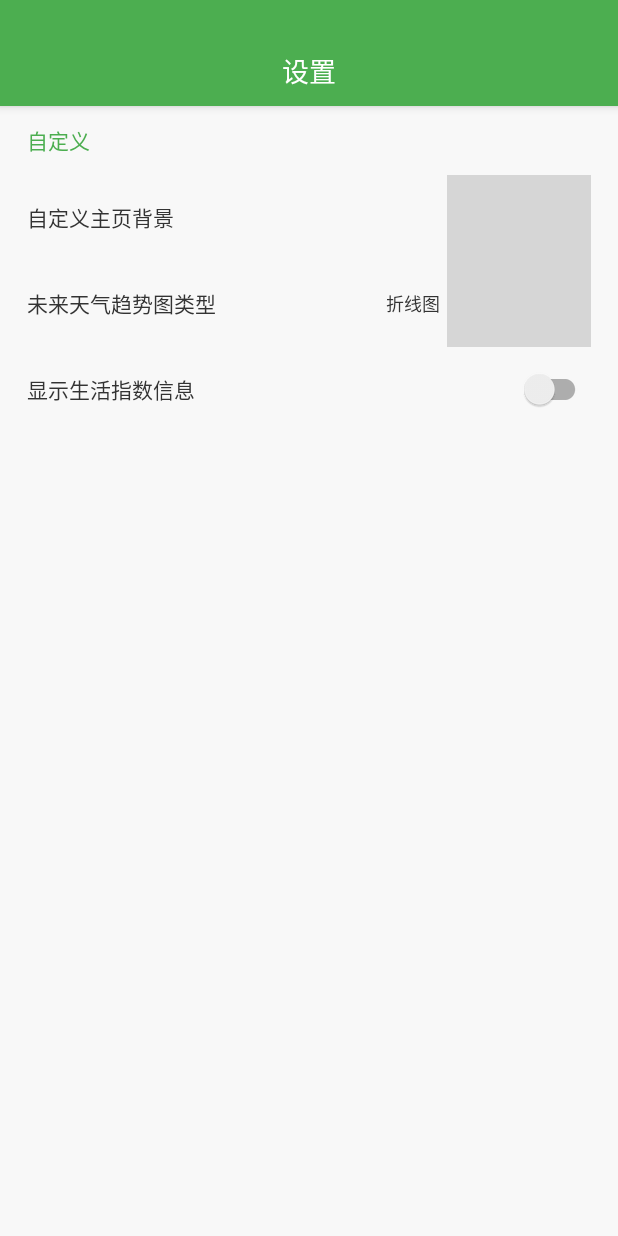
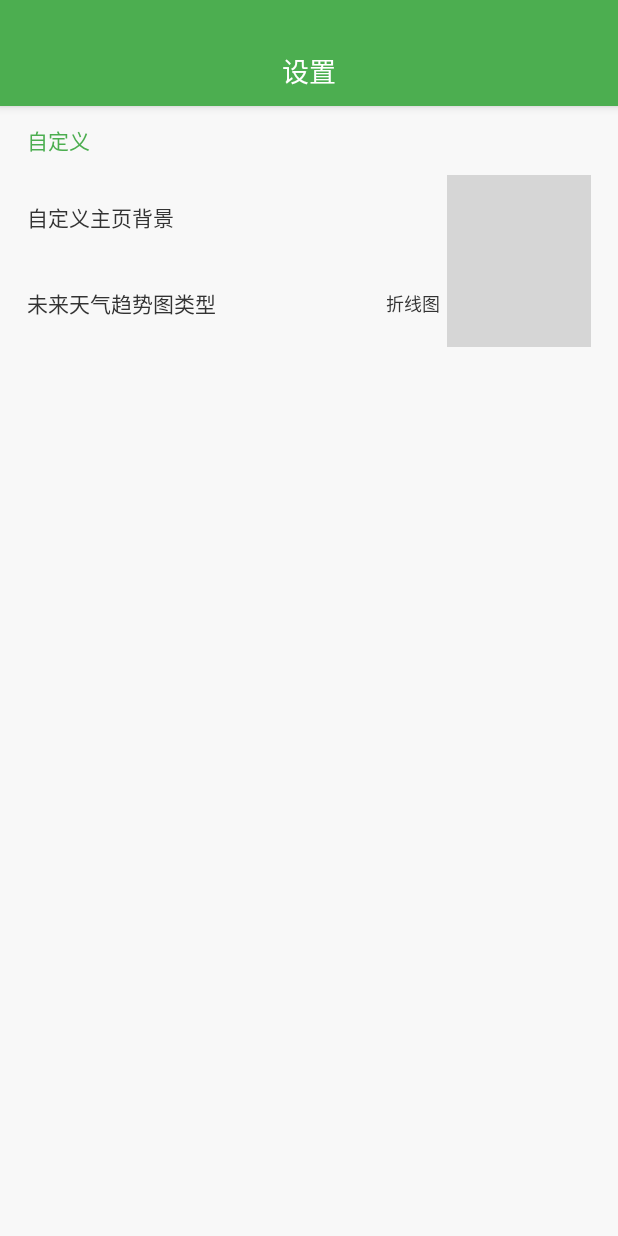
Before and after one commit to pangyu646182805/PYWeather, an Android app: the SettingActivity screen opened directly, with no data from a screen before it, on a phone screen of 412 x 824 dp. Run offline under Robolectric (Android 15) with nearby library versions, the phone set to English and light mode, and no system bars; our stand-ins replace ButterKnife, EventBus; libraries missing offline, so code that uses them is left out: com.readystatesoftware.systembartint; 7 statements that could not run were skipped; grey boxes are pictures that could not be loaded.

Commit message:
添加首页折线图动画并修复了一些bug

```diff
--- a/pyweather/build.gradle
+++ b/pyweather/build.gradle
@@ -69,4 +69,5 @@ dependencies {
     compile project(':photogallery')
     compile 'com.android.support:cardview-v7:26.0.0-alpha1'
     compile 'com.github.mmin18:realtimeblurview:1.1.0'
+    compile 'com.simplecityapps:recyclerview-fastscroll:1.0.16'
 }
--- a/pyweather/src/main/java/com/neuroandroid/pyweather/ui/activity/SelectedCityActivity.java
+++ b/pyweather/src/main/java/com/neuroandroid/pyweather/ui/activity/SelectedCityActivity.java
@@ -6,7 +6,6 @@ import android.support.design.widget.CollapsingToolbarLayout;
 import android.support.v4.app.LoaderManager;
 import android.support.v4.content.Loader;
 import android.support.v7.widget.LinearLayoutManager;
-import android.support.v7.widget.RecyclerView;
 import android.support.v7.widget.Toolbar;
 import android.view.MenuItem;
 import android.widget.ImageView;
@@ -19,6 +18,7 @@ import com.neuroandroid.pyweather.event.CityManageEvent;
 import com.neuroandroid.pyweather.loader.CityLoader;
 import com.neuroandroid.pyweather.loader.WrappedAsyncTaskLoader;
 import com.neuroandroid.pyweather.utils.UIUtils;
+import com.simplecityapps.recyclerview_fastscroll.views.FastScrollRecyclerView;
 import com.yqritc.recyclerviewflexibledivider.HorizontalDividerItemDecoration;
 
 import org.greenrobot.eventbus.EventBus;
@@ -37,7 +37,7 @@ public class SelectedCityActivity extends BaseActivity implements LoaderManager.
     @BindView(R.id.tool_bar)
     Toolbar mToolbar;
     @BindView(R.id.rv_city)
-    RecyclerView mRvCity;
+    FastScrollRecyclerView mRvCity;
     @BindView(R.id.iv_img)
     ImageView mIvImg;
     private SelectCityAdapter mSelectCityAdapter;
--- a/pyweather/src/main/java/com/neuroandroid/pyweather/ui/activity/SettingActivity.java
+++ b/pyweather/src/main/java/com/neuroandroid/pyweather/ui/activity/SettingActivity.java
@@ -1,6 +1,5 @@
 package com.neuroandroid.pyweather.ui.activity;
 
-import android.support.v7.widget.SwitchCompat;
 import android.view.View;
 import android.widget.RelativeLayout;
 
@@ -36,10 +35,6 @@ public class SettingActivity extends BaseActivity {
     NoPaddingTextView mTvLineType;
     @BindView(R.id.rl_line_type)
     RelativeLayout mRlLineType;
-    @BindView(R.id.sw_life_index)
-    SwitchCompat mSwLifeIndex;
-    @BindView(R.id.rl_life_index)
-    RelativeLayout mRlLifeIndex;
 
     @Override
     protected int attachLayoutRes() {
--- a/pyweather/src/main/java/com/neuroandroid/pyweather/ui/fragment/WeatherFragment.java
+++ b/pyweather/src/main/java/com/neuroandroid/pyweather/ui/fragment/WeatherFragment.java
@@ -43,6 +43,7 @@ public class WeatherFragment extends BaseFragment implements MainActivity.MainAc
     private WeatherPagerAdapter mWeatherPagerAdapter;
     private TitleBar.ImageAction mMenuAction;
     private TitleBar.ImageAction mSpinnerAction;
+    private boolean mLightThemeStyle;
 
     public static WeatherFragment newInstance() {
         return new WeatherFragment();
@@ -101,7 +102,7 @@ public class WeatherFragment extends BaseFragment implements MainActivity.MainAc
             setWeatherCustomTitle(null, 0);
         } else {
             setReloadBtnText(UIUtils.getString(R.string.add_city));
-            setStatusTextColor(Color.WHITE);
+            setStatusTextColor(mLightThemeStyle ? Color.WHITE : Color.BLACK);
             showError(() -> getMainActivity().toCityManagerFragment(), UIUtils.getString(R.string.str_empty));
         }
         setUpViewPager();
@@ -179,6 +180,7 @@ public class WeatherFragment extends BaseFragment implements MainActivity.MainAc
     }
 
     public void setThemeStyle(boolean lightThemeStyle) {
+        mLightThemeStyle = lightThemeStyle;
         mWeatherTitleCustomWidget.setThemeStyle(lightThemeStyle);
         getTitleBar().removeLeftAction(mMenuAction);
         getTitleBar().removeRightAction(mSpinnerAction);
--- a/pyweather/src/main/java/com/neuroandroid/pyweather/widget/WeatherTitleCustomWidget.java
+++ b/pyweather/src/main/java/com/neuroandroid/pyweather/widget/WeatherTitleCustomWidget.java
@@ -7,6 +7,7 @@ import android.util.AttributeSet;
 import android.view.Gravity;
 import android.view.LayoutInflater;
 import android.view.ViewTreeObserver;
+import android.view.animation.DecelerateInterpolator;
 import android.widget.LinearLayout;
 
 import com.neuroandroid.pyweather.R;
@@ -93,6 +94,7 @@ public class WeatherTitleCustomWidget extends LinearLayout {
                 mLlSub.requestLayout();
             });
             valueAnimator.setDuration(400);
+            valueAnimator.setInterpolator(new DecelerateInterpolator());
             valueAnimator.start();
         }
     }
@@ -111,6 +113,7 @@ public class WeatherTitleCustomWidget extends LinearLayout {
                 mLlSub.requestLayout();
             });
             valueAnimator.setDuration(400);
+            valueAnimator.setInterpolator(new DecelerateInterpolator());
             valueAnimator.start();
         }
     }
--- a/pyweather/src/main/res/layout/activity_setting.xml
+++ b/pyweather/src/main/res/layout/activity_setting.xml
@@ -97,33 +97,6 @@
                     android:textColor="@color/colorGray333"
                     android:textSize="12sp"/>
             </RelativeLayout>
-
-            <RelativeLayout
-                android:id="@+id/rl_life_index"
-                android:layout_width="match_parent"
-                android:layout_height="@dimen/y108"
-                android:clickable="true"
-                android:foreground="?attr/selectableItemBackground"
-                android:orientation="horizontal"
-                android:paddingLeft="@dimen/x32"
-                android:paddingRight="@dimen/x32">
-
-                <com.neuroandroid.pyweather.widget.NoPaddingTextView
-                    android:layout_width="wrap_content"
-                    android:layout_height="wrap_content"
-                    android:layout_centerVertical="true"
-                    android:text="显示生活指数信息"
-                    android:textColor="@color/colorGray333"
-                    android:textSize="14sp"/>
-
-                <android.support.v7.widget.SwitchCompat
-                    android:id="@+id/sw_life_index"
-                    android:layout_width="wrap_content"
-                    android:layout_height="wrap_content"
-                    android:layout_alignParentRight="true"
-                    android:layout_centerVertical="true"
-                    android:layout_gravity="center_vertical"/>
-            </RelativeLayout>
         </LinearLayout>
     </ScrollView>
 </LinearLayout>
```
Also changed, not shown: pyweather/src/main/java/com/neuroandroid/pyweather/adapter/SelectCityAdapter.java (+9 -1 lines), pyweather/src/main/java/com/neuroandroid/pyweather/net/RetrofitUtils.java (+2 -8 lines), pyweather/src/main/java/com/neuroandroid/pyweather/widget/WeatherLineChartView.java (+68 -21 lines), pyweather/src/main/res/layout/activity_select_city.xml (+5 -2 lines), 1 other file.
